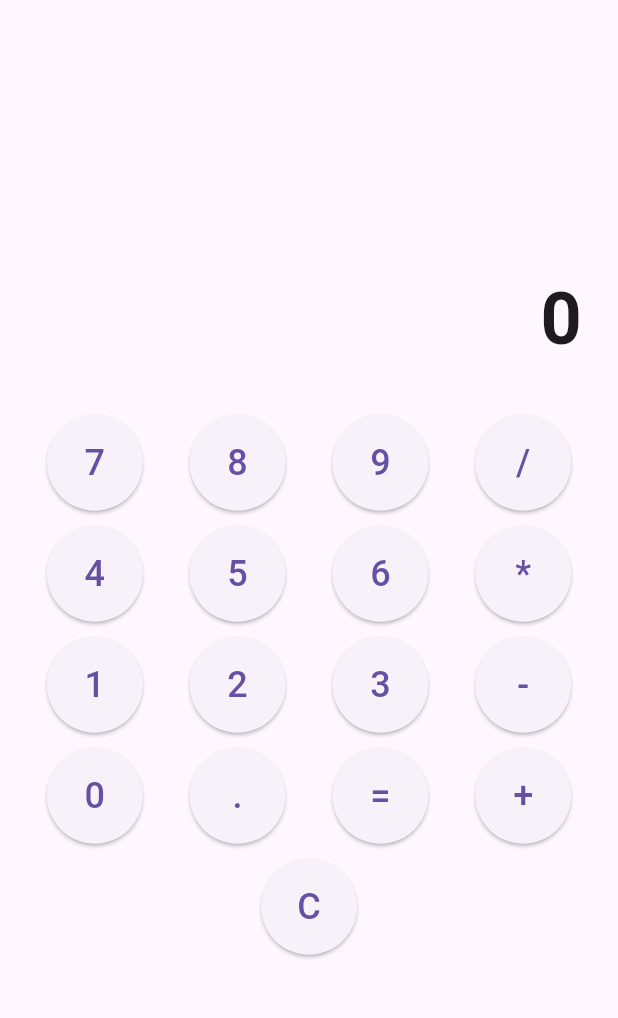
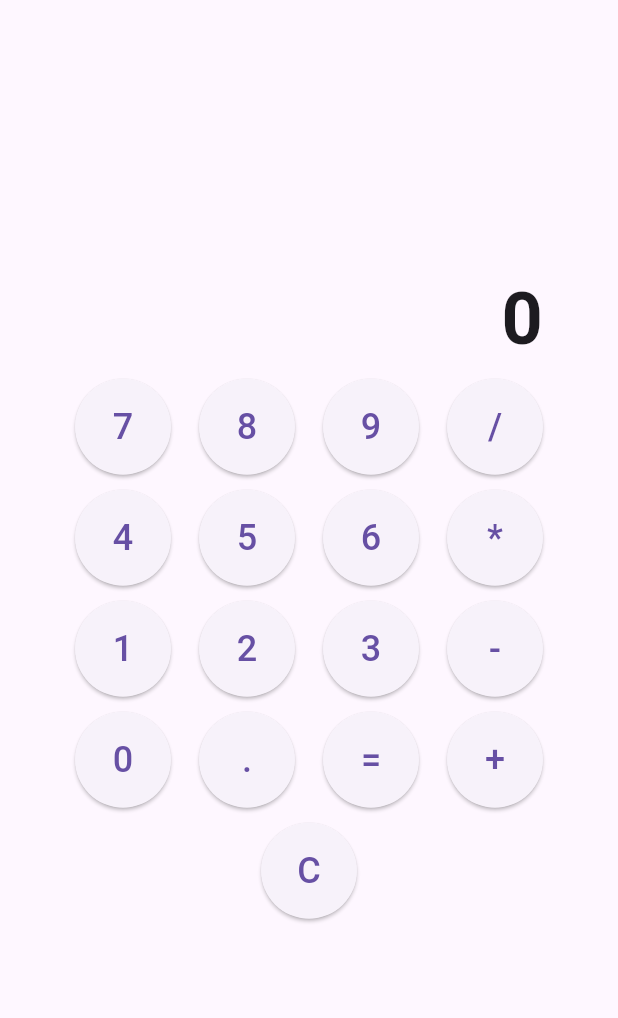
Before and after one commit to Alyvvn/hw1, a Flutter app: the screen it shows after launch, on a phone screen of 412 x 824 dp, the part 63-1081 px from its top. Run offline on Flutter 3.47's test engine with Material 3 defaults, Android fonts, the phone set to English and light mode, and no system bars.

Commit message:
Improve the interface spacing

```diff
--- a/lib/main.dart
+++ b/lib/main.dart
@@ -99,18 +99,24 @@ class _CalculatorPageState extends State<CalculatorPage> {
   Widget build(BuildContext context) {
     return Scaffold(
       appBar: AppBar(title: const Text("Calculator")),
-      body: Column(
+      body: Container(
+        padding: const EdgeInsets.all(50),
+        child: Column(
           mainAxisAlignment: MainAxisAlignment.center,
           children: [
             Container(
               alignment: Alignment.bottomRight,
-            padding: const EdgeInsets.all(24),
               child: Text(
                 displayText,
-              style: const TextStyle(fontSize: 48, fontWeight: FontWeight.bold),
+                style: const TextStyle(
+                  fontSize: 48,
+                  fontWeight: FontWeight.bold,
                 ),
               ),
-          Column(
+            ),
+            Container(
+              alignment: Alignment.bottomRight,
+              child: Column(
                 children: [
                   buildButtonRow(["7", "8", "9", "/"]),
                   buildButtonRow(["4", "5", "6", "*"]),
@@ -119,14 +125,19 @@ class _CalculatorPageState extends State<CalculatorPage> {
                   buildButtonRow(["C"]),
                 ],
               ),
+            ),
           ],
+        ),
       ),
     );
   }
 
   Widget buildButtonRow(List<String> buttons) {
     return Row(
-      mainAxisAlignment: MainAxisAlignment.spaceEvenly,
+      // horizontally center clear row; evenly expand the other rows
+      mainAxisAlignment: buttons[0] == "C"
+          ? MainAxisAlignment.spaceEvenly
+          : MainAxisAlignment.spaceBetween,
       children: buttons.map((btnText) {
         return ElevatedButton(
           onPressed: () {
```
Lines whose indentation alone changed are shown as unchanged.
